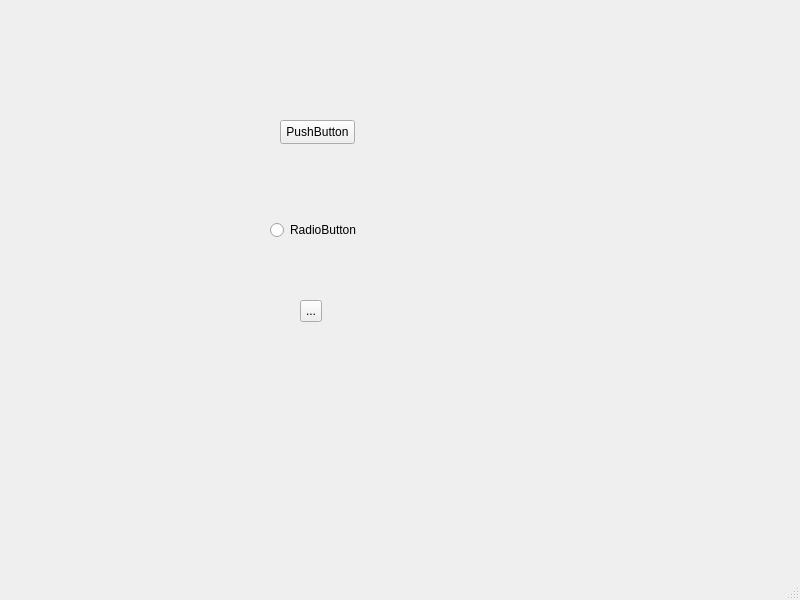
First picture: the form in mainwindow.ui, repository tinatsina/qt_dashboard, before the edit.
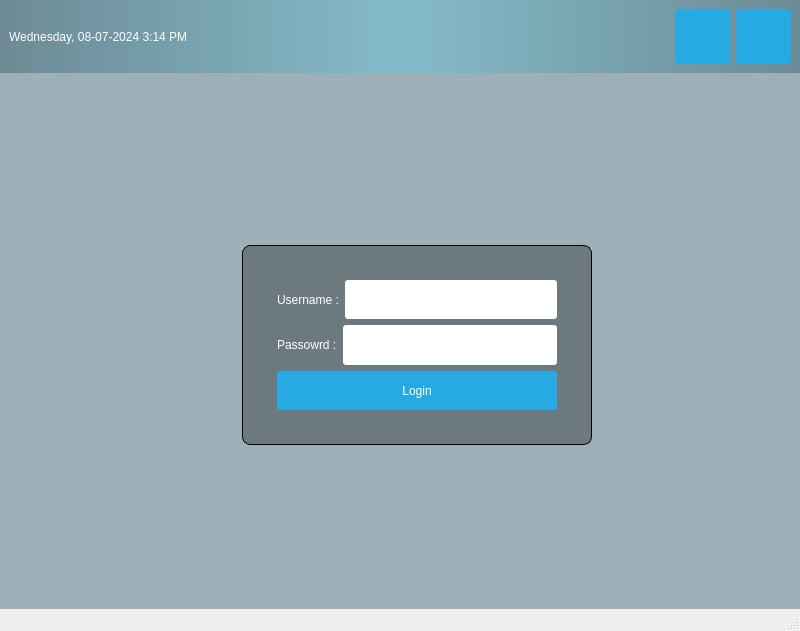
Second picture: the form after the edit. Icons and pictures are not drawn.

What changed in the file:
```diff
--- a/mainwindow.ui
+++ b/mainwindow.ui
@@ -7,52 +7,317 @@
     <x>0</x>
     <y>0</y>
     <width>800</width>
-    <height>600</height>
+    <height>631</height>
    </rect>
   </property>
   <property name="windowTitle">
    <string>MainWindow</string>
   </property>
+  <property name="styleSheet">
+   <string notr="true">#centralwidget {
+background: rgba(32, 80, 96, 100);
+border-image: url(:/images/bg-image.jpg);
+}
+
+#topPanel_2 {
+background-color: qlineargradient(spread:reflect, x1:0.5, y1:0, x2:0, y2:0, stop:0 rgba(91, 204, 233, 100), stop:1 rgba(32, 80, 96, 100));
+}
+
+#loginForm {
+background: rgba(0, 0, 0, 80);
+border-radius: 8px;
+}
+
+QLabel {color: white;}
+QLineEdit {border-radius: 3px;}
+
+QPushButton {
+color: white;
+background-color: #27a9e3;
+border-width: 0px;
+border-radius: 3px;
+}
+
+QPushButton:hover{
+background-color: #66c011;
+}
+
+
+
+
+
+
+
+</string>
+  </property>
   <widget class="QWidget" name="centralwidget">
-   <widget class="QPushButton" name="pushButton">
-    <property name="geometry">
-     <rect>
-      <x>280</x>
-      <y>120</y>
-      <width>75</width>
-      <height>24</height>
-     </rect>
+   <property name="styleSheet">
+    <string notr="true"/>
+   </property>
+   <layout class="QVBoxLayout" name="verticalLayout">
+    <property name="leftMargin">
+     <number>0</number>
     </property>
-    <property name="text">
-     <string>PushButton</string>
+    <property name="topMargin">
+     <number>0</number>
     </property>
-   </widget>
-   <widget class="QRadioButton" name="radioButton">
-    <property name="geometry">
-     <rect>
-      <x>270</x>
-      <y>220</y>
-      <width>89</width>
-      <height>20</height>
-     </rect>
+    <property name="rightMargin">
+     <number>0</number>
     </property>
-    <property name="text">
-     <string>RadioButton</string>
+    <property name="bottomMargin">
+     <number>0</number>
     </property>
-   </widget>
-   <widget class="QToolButton" name="toolButton">
-    <property name="geometry">
-     <rect>
-      <x>300</x>
-      <y>300</y>
-      <width>22</width>
-      <height>22</height>
-     </rect>
-    </property>
-    <property name="text">
-     <string>...</string>
-    </property>
-   </widget>
+    <item>
+     <widget class="QWidget" name="topPanel_2" native="true">
+      <layout class="QHBoxLayout" name="topPanel">
+       <item>
+        <widget class="QLabel" name="currentDateTime">
+         <property name="text">
+          <string>Wednesday, 08-07-2024 3:14 PM</string>
+         </property>
+        </widget>
+       </item>
+       <item>
+        <spacer name="horizontalSpacer">
+         <property name="orientation">
+          <enum>Qt::Horizontal</enum>
+         </property>
+         <property name="sizeHint" stdset="0">
+          <size>
+           <width>40</width>
+           <height>20</height>
+          </size>
+         </property>
+        </spacer>
+       </item>
+       <item>
+        <widget class="QPushButton" name="shutdownButton">
+         <property name="sizePolicy">
+          <sizepolicy hsizetype="Fixed" vsizetype="Fixed">
+           <horstretch>0</horstretch>
+           <verstretch>0</verstretch>
+          </sizepolicy>
+         </property>
+         <property name="minimumSize">
+          <size>
+           <width>55</width>
+           <height>55</height>
+          </size>
+         </property>
+         <property name="text">
+          <string/>
+         </property>
+         <property name="icon">
+          <iconset resource="resources.qrc">
+           <normaloff>:/icons/close.png</normaloff>:/icons/close.png</iconset>
+         </property>
+         <property name="iconSize">
+          <size>
+           <width>50</width>
+           <height>50</height>
+          </size>
+         </property>
+        </widget>
+       </item>
+       <item>
+        <widget class="QPushButton" name="restartButton">
+         <property name="sizePolicy">
+          <sizepolicy hsizetype="Fixed" vsizetype="Fixed">
+           <horstretch>0</horstretch>
+           <verstretch>0</verstretch>
+          </sizepolicy>
+         </property>
+         <property name="minimumSize">
+          <size>
+           <width>55</width>
+           <height>55</height>
+          </size>
+         </property>
+         <property name="text">
+          <string/>
+         </property>
+         <property name="icon">
+          <iconset resource="resources.qrc">
+           <normaloff>:/icons/power.png</normaloff>:/icons/power.png</iconset>
+         </property>
+         <property name="iconSize">
+          <size>
+           <width>50</width>
+           <height>50</height>
+          </size>
+         </property>
+        </widget>
+       </item>
+      </layout>
+     </widget>
+    </item>
+    <item>
+     <layout class="QHBoxLayout" name="horizontalLayout_2">
+      <property name="topMargin">
+       <number>10</number>
+      </property>
+      <item>
+       <widget class="QLabel" name="label">
+        <property name="sizePolicy">
+         <sizepolicy hsizetype="Fixed" vsizetype="Fixed">
+          <horstretch>0</horstretch>
+          <verstretch>0</verstretch>
+         </sizepolicy>
+        </property>
+        <property name="minimumSize">
+         <size>
+          <width>150</width>
+          <height>150</height>
+         </size>
+        </property>
+        <property name="styleSheet">
+         <string notr="true">border-image: url(:/images/logo.png);</string>
+        </property>
+        <property name="text">
+         <string/>
+        </property>
+       </widget>
+      </item>
+     </layout>
+    </item>
+    <item>
+     <layout class="QHBoxLayout" name="horizontalLayout_3">
+      <property name="leftMargin">
+       <number>35</number>
+      </property>
+      <property name="topMargin">
+       <number>0</number>
+      </property>
+      <item>
+       <widget class="QWidget" name="loginForm" native="true">
+        <property name="sizePolicy">
+         <sizepolicy hsizetype="Fixed" vsizetype="Fixed">
+          <horstretch>0</horstretch>
+          <verstretch>0</verstretch>
+         </sizepolicy>
+        </property>
+        <property name="minimumSize">
+         <size>
+          <width>350</width>
+          <height>200</height>
+         </size>
+        </property>
+        <property name="styleSheet">
+         <string notr="true">#loginForm {
+border: 1px solid;
+}</string>
+        </property>
+        <layout class="QVBoxLayout" name="verticalLayout_2">
+         <property name="leftMargin">
+          <number>35</number>
+         </property>
+         <property name="topMargin">
+          <number>35</number>
+         </property>
+         <property name="rightMargin">
+          <number>35</number>
+         </property>
+         <property name="bottomMargin">
+          <number>35</number>
+         </property>
+         <item>
+          <layout class="QHBoxLayout" name="horizontalLayout_6">
+           <property name="leftMargin">
+            <number>0</number>
+           </property>
+           <property name="topMargin">
+            <number>0</number>
+           </property>
+           <property name="rightMargin">
+            <number>0</number>
+           </property>
+           <property name="bottomMargin">
+            <number>0</number>
+           </property>
+           <item>
+            <widget class="QLabel" name="label_2">
+             <property name="text">
+              <string>Username :</string>
+             </property>
+            </widget>
+           </item>
+           <item>
+            <widget class="QLineEdit" name="lineEdit">
+             <property name="sizePolicy">
+              <sizepolicy hsizetype="Expanding" vsizetype="Minimum">
+               <horstretch>0</horstretch>
+               <verstretch>0</verstretch>
+              </sizepolicy>
+             </property>
+            </widget>
+           </item>
+          </layout>
+         </item>
+         <item>
+          <layout class="QHBoxLayout" name="horizontalLayout_7">
+           <property name="leftMargin">
+            <number>0</number>
+           </property>
+           <property name="topMargin">
+            <number>0</number>
+           </property>
+           <property name="rightMargin">
+            <number>0</number>
+           </property>
+           <property name="bottomMargin">
+            <number>0</number>
+           </property>
+           <item>
+            <widget class="QLabel" name="label_3">
+             <property name="text">
+              <string>Passowrd :</string>
+             </property>
+            </widget>
+           </item>
+           <item>
+            <widget class="QLineEdit" name="lineEdit_2">
+             <property name="sizePolicy">
+              <sizepolicy hsizetype="Expanding" vsizetype="Minimum">
+               <horstretch>0</horstretch>
+               <verstretch>0</verstretch>
+              </sizepolicy>
+             </property>
+            </widget>
+           </item>
+          </layout>
+         </item>
+         <item>
+          <widget class="QPushButton" name="loginButton">
+           <property name="sizePolicy">
+            <sizepolicy hsizetype="Minimum" vsizetype="Minimum">
+             <horstretch>0</horstretch>
+             <verstretch>0</verstretch>
+            </sizepolicy>
+           </property>
+           <property name="text">
+            <string>Login</string>
+           </property>
+          </widget>
+         </item>
+        </layout>
+       </widget>
+      </item>
+     </layout>
+    </item>
+    <item>
+     <spacer name="verticalSpacer">
+      <property name="orientation">
+       <enum>Qt::Vertical</enum>
+      </property>
+      <property name="sizeHint" stdset="0">
+       <size>
+        <width>20</width>
+        <height>40</height>
+       </size>
+      </property>
+     </spacer>
+    </item>
+   </layout>
   </widget>
   <widget class="QMenuBar" name="menubar">
    <property name="geometry">
```
Left out of the diff: 4 changed lines with no effect on the pictures.
